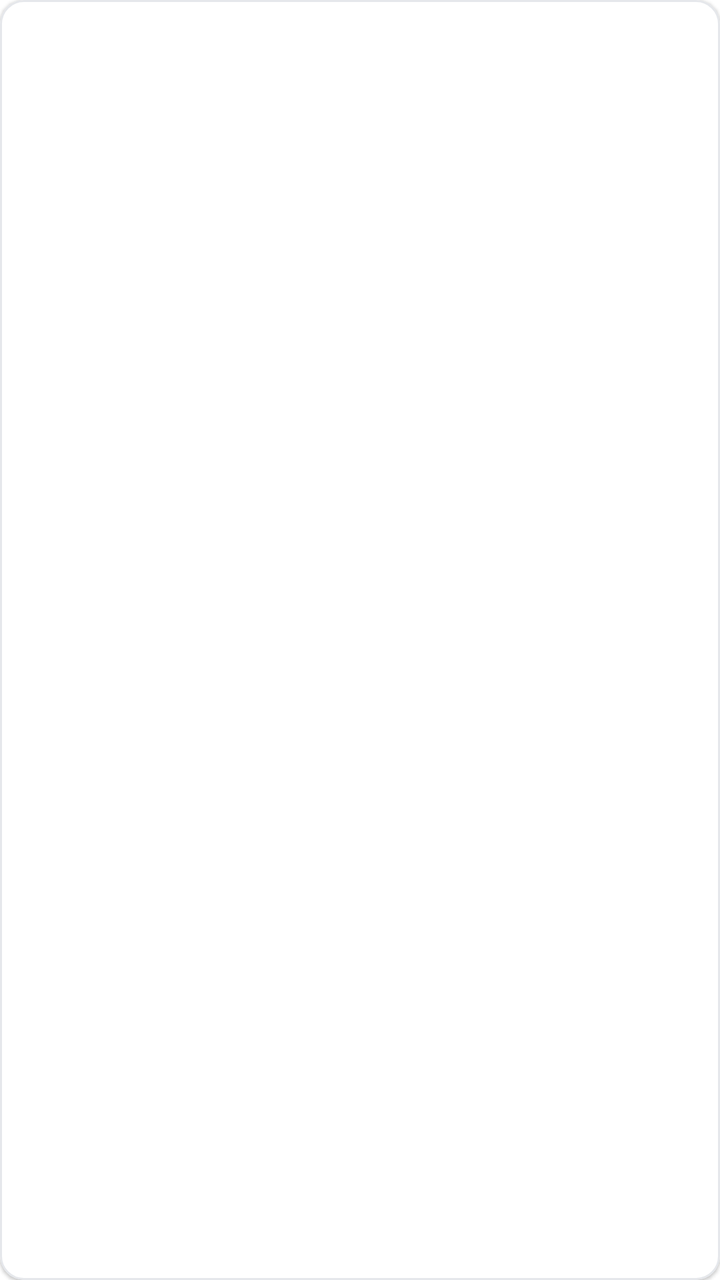
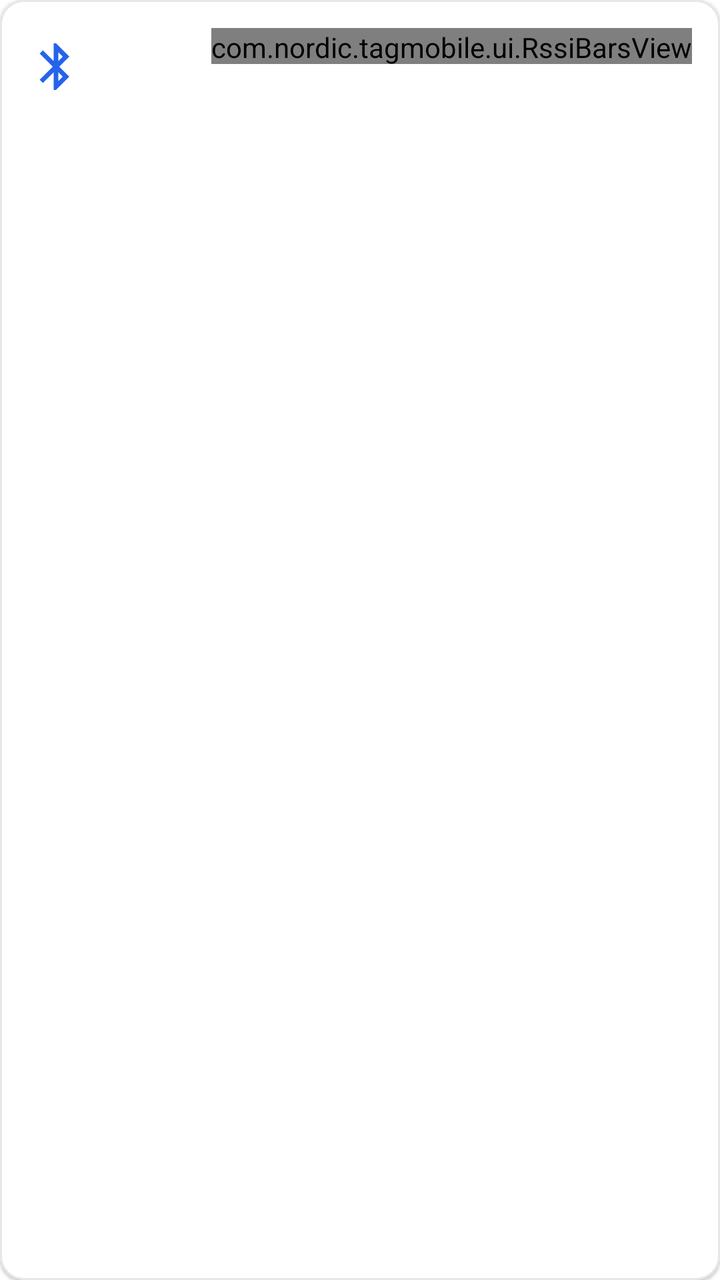

Before-and-after screenshots of an Android layout around one commit, followed by the original layout XML and the change that was made.
<!-- AndroidManifest.xml: application theme Theme.TagMobile -->
<!-- res/layout/item_scan_device.xml -->
<?xml version="1.0" encoding="utf-8"?>
<com.google.android.material.card.MaterialCardView
    xmlns:android="http://schemas.android.com/apk/res/android"
    xmlns:app="http://schemas.android.com/apk/res-auto"
    android:layout_width="match_parent"
    android:layout_height="wrap_content"
    android:layout_marginBottom="8dp"
    app:cardCornerRadius="12dp"
    app:strokeColor="#E5E7EB"
    app:strokeWidth="1dp">

    <LinearLayout
        android:layout_width="match_parent"
        android:layout_height="wrap_content"
        android:orientation="vertical"
        android:padding="14dp">

        <TextView
            android:id="@+id/itemName"
            android:layout_width="match_parent"
            android:layout_height="wrap_content"
            android:textStyle="bold"
            android:textColor="#111827"
            android:textSize="15sp" />

        <LinearLayout
            android:layout_width="match_parent"
            android:layout_height="wrap_content"
            android:orientation="horizontal"
            android:layout_marginTop="4dp">

            <TextView
                android:id="@+id/itemMac"
                android:layout_width="0dp"
                android:layout_height="wrap_content"
                android:layout_weight="1"
                android:textColor="#6B7280"
                android:textSize="12sp" />

            <TextView
                android:id="@+id/itemRssi"
                android:layout_width="wrap_content"
                android:layout_height="wrap_content"
                android:textColor="#6B7280"
                android:textSize="12sp" />
        </LinearLayout>
    </LinearLayout>
</com.google.android.material.card.MaterialCardView>
<!-- resources referenced by this layout -->
<resources>
  <style name="Theme.TagMobile" parent="Theme.MaterialComponents.Light.NoActionBar">
          <item name="colorPrimary">#00A9CE</item>
          <item name="colorPrimaryVariant">#0093B5</item>
          <item name="colorOnPrimary">@android:color/white</item>
          <item name="android:statusBarColor">#00A9CE</item>
          <item name="android:navigationBarColor">@android:color/white</item>
      </style>
</resources>

<!-- the commit's change to res/layout/item_scan_device.xml (unified diff, before → after) -->
@@ -5,6 +5,9 @@
     android:layout_width="match_parent"
     android:layout_height="wrap_content"
     android:layout_marginBottom="8dp"
+    android:clickable="true"
+    android:focusable="true"
+    android:foreground="?attr/selectableItemBackground"
     app:cardCornerRadius="12dp"
     app:strokeColor="#E5E7EB"
     app:strokeWidth="1dp">
@@ -12,36 +15,61 @@
     <LinearLayout
         android:layout_width="match_parent"
         android:layout_height="wrap_content"
-        android:orientation="vertical"
+        android:gravity="center_vertical"
+        android:orientation="horizontal"
         android:padding="14dp">
 
-        <TextView
-            android:id="@+id/itemName"
-            android:layout_width="match_parent"
-            android:layout_height="wrap_content"
-            android:textStyle="bold"
-            android:textColor="#111827"
-            android:textSize="15sp" />
+        <ImageView
+            android:layout_width="28dp"
+            android:layout_height="28dp"
+            android:contentDescription="@null"
+            android:src="@drawable/ic_bluetooth"
+            app:tint="#2563EB" />
 
         <LinearLayout
-            android:layout_width="match_parent"
+            android:layout_width="0dp"
             android:layout_height="wrap_content"
-            android:orientation="horizontal"
-            android:layout_marginTop="4dp">
+            android:layout_marginStart="12dp"
+            android:layout_weight="1"
+            android:orientation="vertical">
+
+            <TextView
+                android:id="@+id/itemName"
+                android:layout_width="match_parent"
+                android:layout_height="wrap_content"
+                android:ellipsize="end"
+                android:maxLines="1"
+                android:textColor="#111827"
+                android:textSize="15sp"
+                android:textStyle="bold" />
 
             <TextView
                 android:id="@+id/itemMac"
-                android:layout_width="0dp"
+                android:layout_width="match_parent"
                 android:layout_height="wrap_content"
-                android:layout_weight="1"
+                android:layout_marginTop="2dp"
                 android:textColor="#6B7280"
                 android:textSize="12sp" />
+        </LinearLayout>
+
+        <LinearLayout
+            android:layout_width="wrap_content"
+            android:layout_height="wrap_content"
+            android:gravity="center_horizontal"
+            android:minWidth="52dp"
+            android:orientation="vertical">
+
+            <com.nordic.tagmobile.ui.RssiBarsView
+                android:id="@+id/itemRssiBars"
+                android:layout_width="wrap_content"
+                android:layout_height="18dp" />
 
             <TextView
                 android:id="@+id/itemRssi"
                 android:layout_width="wrap_content"
                 android:layout_height="wrap_content"
-                android:textColor="#6B7280"
+                android:layout_marginTop="4dp"
+                android:textColor="#4B5563"
                 android:textSize="12sp" />
         </LinearLayout>
     </LinearLayout>
<!-- resource entries referenced after the edit -->
@@ -1,5 +1,16 @@
 <!-- resources referenced by this layout -->
 <resources>
+  <!-- drawable ic_bluetooth (drawable) -->
+  <?xml version="1.0" encoding="utf-8"?>
+  <vector xmlns:android="http://schemas.android.com/apk/res/android"
+      android:width="24dp"
+      android:height="24dp"
+      android:viewportWidth="24"
+      android:viewportHeight="24">
+      <path
+          android:fillColor="#2563EB"
+          android:pathData="M17.71,7.71L12,2h-1v7.59L6.41,5 5,6.41 10.59,12 5,17.59 6.41,19 11,14.41V22h1l5.71,-5.71 -4.3,-4.29 4.3,-4.29zM13,5.83l1.88,1.88L13,9.59V5.83zM14.88,16.29L13,18.17v-3.76l1.88,1.88z" />
+  </vector>
   <style name="Theme.TagMobile" parent="Theme.MaterialComponents.Light.NoActionBar">
           <item name="colorPrimary">#00A9CE</item>
           <item name="colorPrimaryVariant">#0093B5</item>
